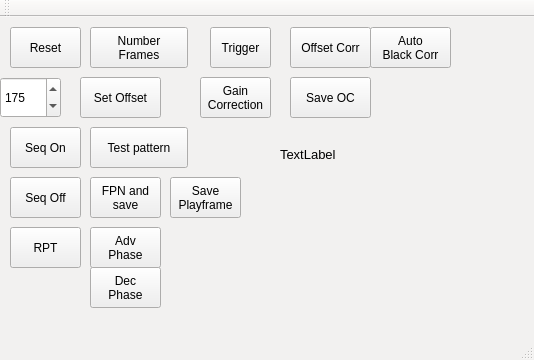
First picture: the form in src/mainwindow.ui, repository krontech/chronos-cam-app, before the edit.
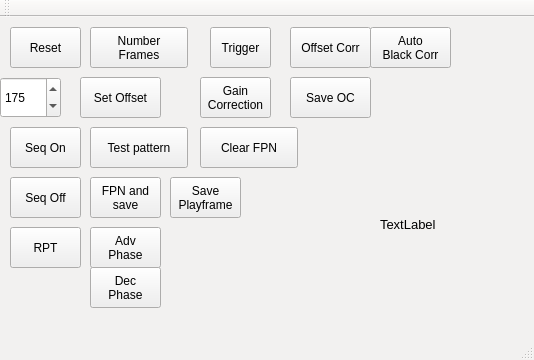
Second picture: the form after the edit.

Patch:
```diff
--- a/src/mainwindow.ui
+++ b/src/mainwindow.ui
@@ -114,10 +114,10 @@
    <widget class="QLabel" name="lblStatus">
     <property name="geometry">
      <rect>
-      <x>280</x>
-      <y>130</y>
-      <width>251</width>
-      <height>151</height>
+      <x>380</x>
+      <y>200</y>
+      <width>131</width>
+      <height>71</height>
      </rect>
     </property>
     <property name="font">
@@ -339,6 +339,19 @@
 Playframe</string>
     </property>
    </widget>
+   <widget class="QPushButton" name="cmdClearFPN">
+    <property name="geometry">
+     <rect>
+      <x>200</x>
+      <y>110</y>
+      <width>98</width>
+      <height>41</height>
+     </rect>
+    </property>
+    <property name="text">
+     <string>Clear FPN</string>
+    </property>
+   </widget>
   </widget>
   <widget class="QMenuBar" name="menuBar">
    <property name="geometry">
```
